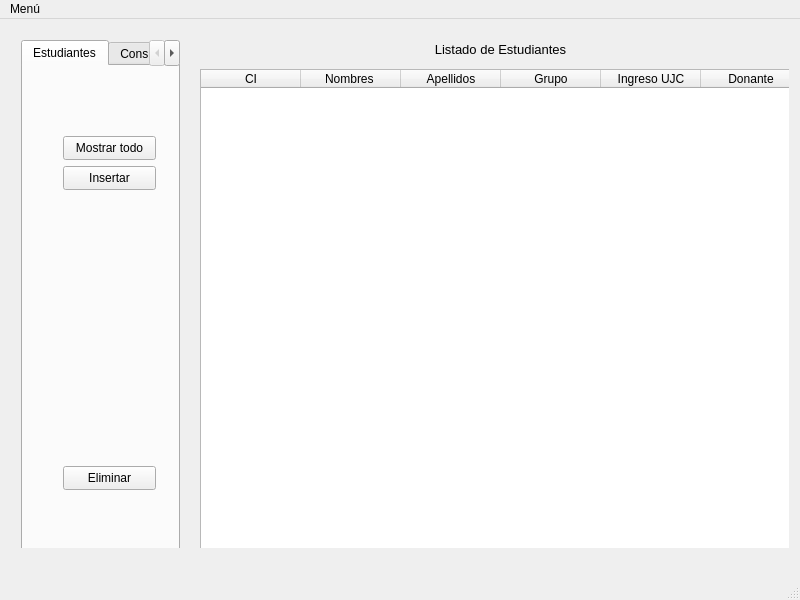
Above: Proyecto_Optativa/UfrmMain.ui from RedAlf121/ProyectoFicherosCpp before the change. Below: the same form after it.
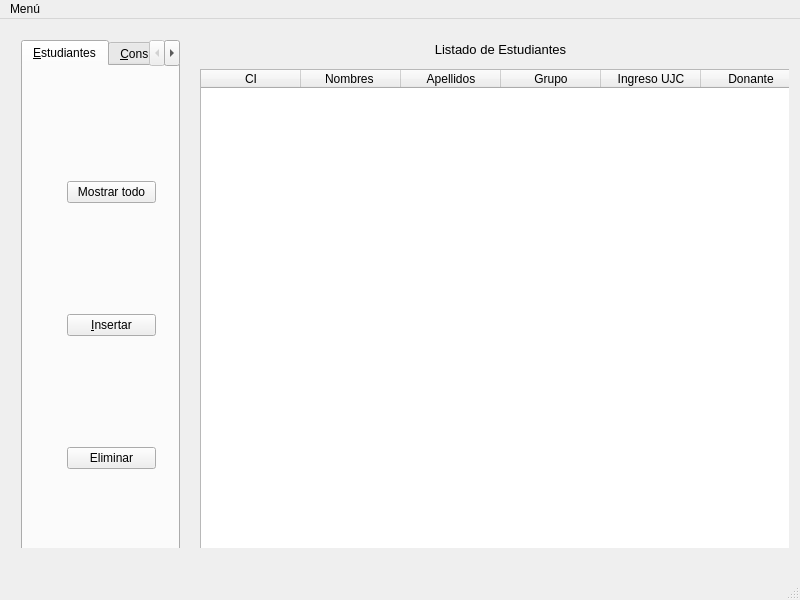
That is the form after the change. The open tabs and pages were chosen to show the change. Icons and pictures are not drawn.

Commit message: Insertar implementado en el boton, y vertical layouts en las pestagnias

```diff
--- a/Proyecto_Optativa/UfrmMain.ui
+++ b/Proyecto_Optativa/UfrmMain.ui
@@ -139,33 +139,20 @@
            </property>
            <widget class="QWidget" name="tab_students">
             <attribute name="title">
-             <string>Estudiantes</string>
+             <string>&amp;Estudiantes</string>
             </attribute>
-            <widget class="QPushButton" name="pshBtrDeleteStudent">
+            <widget class="QWidget" name="verticalLayoutWidget">
              <property name="geometry">
               <rect>
-               <x>40</x>
-               <y>400</y>
-               <width>93</width>
-               <height>24</height>
+               <x>33</x>
+               <y>-1</y>
+               <width>111</width>
+               <height>521</height>
               </rect>
              </property>
-             <property name="text">
-              <string>Eliminar</string>
-             </property>
-             <property name="shortcut">
-              <string>Ctrl+A</string>
-             </property>
-            </widget>
+             <layout class="QVBoxLayout" name="verticalLayout">
+              <item>
             <widget class="QPushButton" name="pshBtrShowEverything">
-             <property name="geometry">
-              <rect>
-               <x>40</x>
-               <y>70</y>
-               <width>93</width>
-               <height>24</height>
-              </rect>
-             </property>
              <property name="text">
               <string>Mostrar todo</string>
              </property>
@@ -173,26 +160,33 @@
               <string>Ctrl+A</string>
              </property>
             </widget>
+              </item>
+              <item>
             <widget class="QPushButton" name="pshBtrInsertStudent">
-             <property name="geometry">
-              <rect>
-               <x>40</x>
-               <y>100</y>
-               <width>93</width>
-               <height>24</height>
-              </rect>
-             </property>
+                <property name="text">
+                 <string>&amp;Insertar</string>
+                </property>
+                <property name="shortcut">
+                 <string>Alt+I</string>
+                </property>
+               </widget>
+              </item>
+              <item>
+               <widget class="QPushButton" name="pshBtrDeleteStudent">
              <property name="text">
-              <string>Insertar</string>
+                 <string>Eliminar</string>
              </property>
              <property name="shortcut">
               <string>Ctrl+A</string>
              </property>
+               </widget>
+              </item>
+             </layout>
             </widget>
            </widget>
            <widget class="QWidget" name="tab_queries">
             <attribute name="title">
-             <string>Consultas</string>
+             <string>&amp;Consultas</string>
             </attribute>
             <widget class="QPushButton" name="pshBtrShowEverything_2">
              <property name="geometry">
```
Left out of the diff: 49 changed lines with no effect on the pictures. Lines whose indentation alone changed are shown as unchanged. The commit also changes 9 other files.
